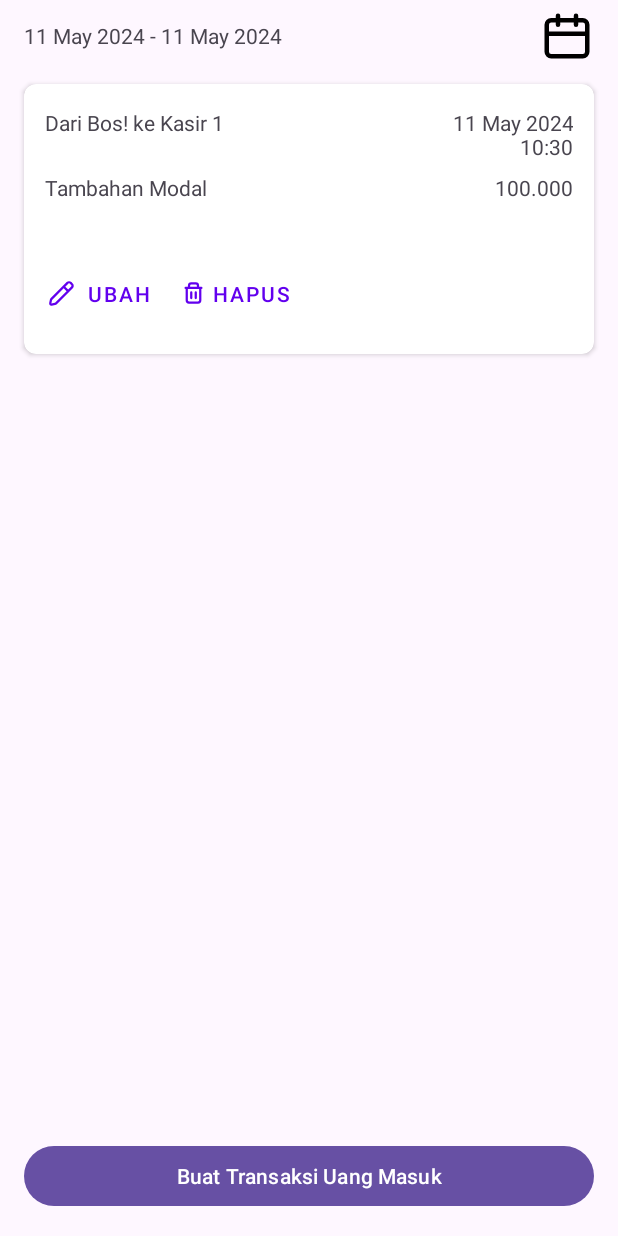
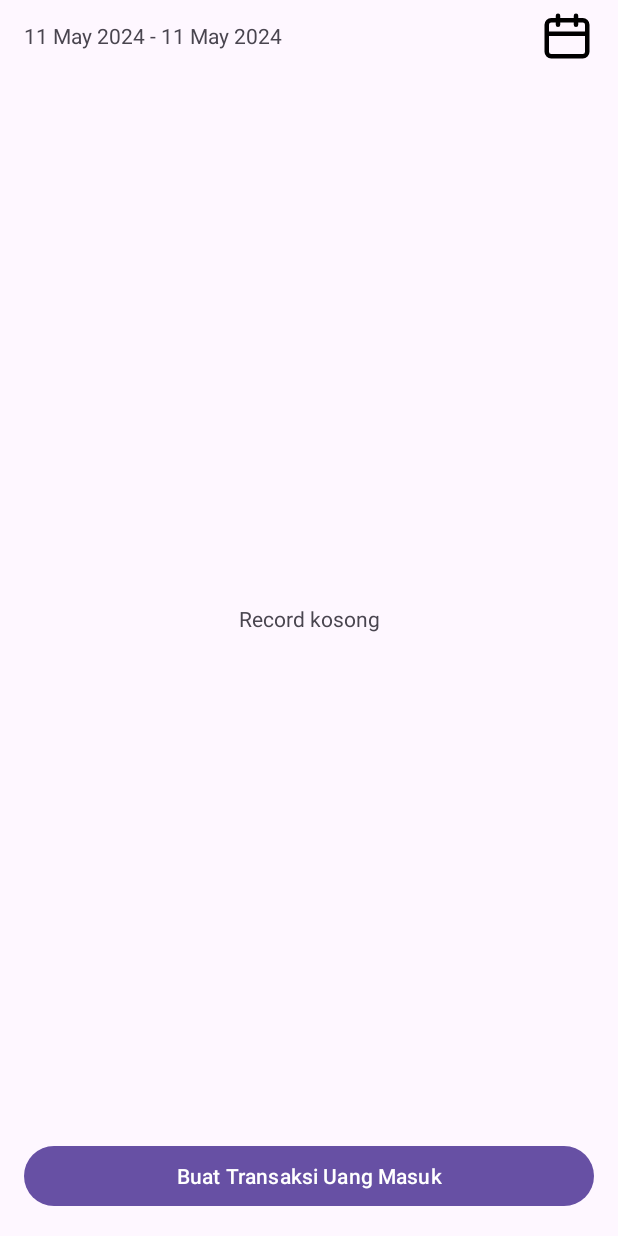
Before and after one commit to faizazharr/record-app, an Android app: the screen it shows after launch (MainActivity), on a phone screen of 412 x 824 dp. Run offline under Robolectric (Android 15) with nearby library versions, the phone set to English and light mode, and no system bars; our stand-ins replace Dagger/Hilt's generated code, Room's generated code.

Commit message:
cek code

```diff
--- a/app/src/main/java/com/example/pos/db/RecordsDao.kt
+++ b/app/src/main/java/com/example/pos/db/RecordsDao.kt
@@ -15,7 +15,7 @@ interface RecordsDao {
     @Query("DELETE FROM Record WHERE id == :id")
     suspend fun deleteRecordById(id: Int)
 
-    @Insert
+    @Insert(onConflict = OnConflictStrategy.REPLACE)
     suspend fun insertRecords(record: Record)
 
     @Update(onConflict = OnConflictStrategy.REPLACE)
@@ -24,6 +24,9 @@ interface RecordsDao {
     @Query("SELECT * FROM Record WHERE date BETWEEN :from AND :to")
     suspend fun getListRecord(from: Long, to: Long): List<Record>?
 
+    @Query("SELECT * FROM Record")
+    suspend fun getAllListRecord(): List<Record>?
+
     @Query("SELECT * FROM Record WHERE id == :id")
     suspend fun getRecordById(id: Int): List<Record>?
 
--- a/app/src/main/java/com/example/pos/feature/input_uang_masuk/InputUangMasukViewModel.kt
+++ b/app/src/main/java/com/example/pos/feature/input_uang_masuk/InputUangMasukViewModel.kt
@@ -1,5 +1,6 @@
 package com.example.pos.feature.input_uang_masuk
 
+import android.util.Log
 import androidx.lifecycle.MutableLiveData
 import androidx.lifecycle.ViewModel
 import androidx.lifecycle.viewModelScope
@@ -38,12 +39,14 @@ class InputUangMasukViewModel @Inject constructor(
             type = type
         )
         if (validationForm()) {
+            Log.v("Test", "validate: True")
             mutableIsValidated.value = true
             viewModelScope.launch(Dispatchers.IO) {
                 mutableRecord.value?.let { recordRepository.createRecord(it) }
             }
 
         } else {
+            Log.v("Test", "validate: False")
             mutableIsValidated.value = false
         }
     }
--- a/app/src/main/java/com/example/pos/feature/uang_masuk/DaftarUangMasukFragment.kt
+++ b/app/src/main/java/com/example/pos/feature/uang_masuk/DaftarUangMasukFragment.kt
@@ -75,12 +75,12 @@ class DaftarUangMasukFragment : Fragment() {
                     date = currentDate().parseDate()
                 )
             )
-            if (!records2.isNullOrEmpty()) {
+            if (!records.isNullOrEmpty()) {
                 tvEmptyRecord.visibility = View.GONE
             } else {
                 tvEmptyRecord.visibility = View.VISIBLE
             }
-            adapter.setRecords(records2)
+            adapter.setRecords(records)
         }
     }
 
--- a/app/src/main/java/com/example/pos/feature/uang_masuk/DaftarUangMasukViewModel.kt
+++ b/app/src/main/java/com/example/pos/feature/uang_masuk/DaftarUangMasukViewModel.kt
@@ -1,5 +1,6 @@
 package com.example.pos.feature.uang_masuk
 
+import android.util.Log
 import androidx.lifecycle.LiveData
 import androidx.lifecycle.MutableLiveData
 import androidx.lifecycle.ViewModel
@@ -40,13 +41,14 @@ class DaftarUangMasukViewModel @Inject constructor(
         mutableRecord.value = emptyList()
         viewModelScope.launch {
             if (!startDate.isNullOrEmpty() && !endDate.isNullOrEmpty()) {
-                if (startDate.parseDate() < endDate.parseDate()) {
+                if (startDate.parseDate() <= endDate.parseDate()) {
                     val records =
                         recordRepository.getRecords(
                             from = startDate.parseDate(),
                             to = endDate.parseDate()
                         )
                             .asLiveData(viewModelScope.coroutineContext)
+                    Log.d("vm", "records: ${records.value}")
                     mutableRecord.value = records.value
                 }
             }
```
Also changed, not shown: app/src/main/java/com/example/pos/repositories/RecordRepository.kt (+5 -3 lines).
